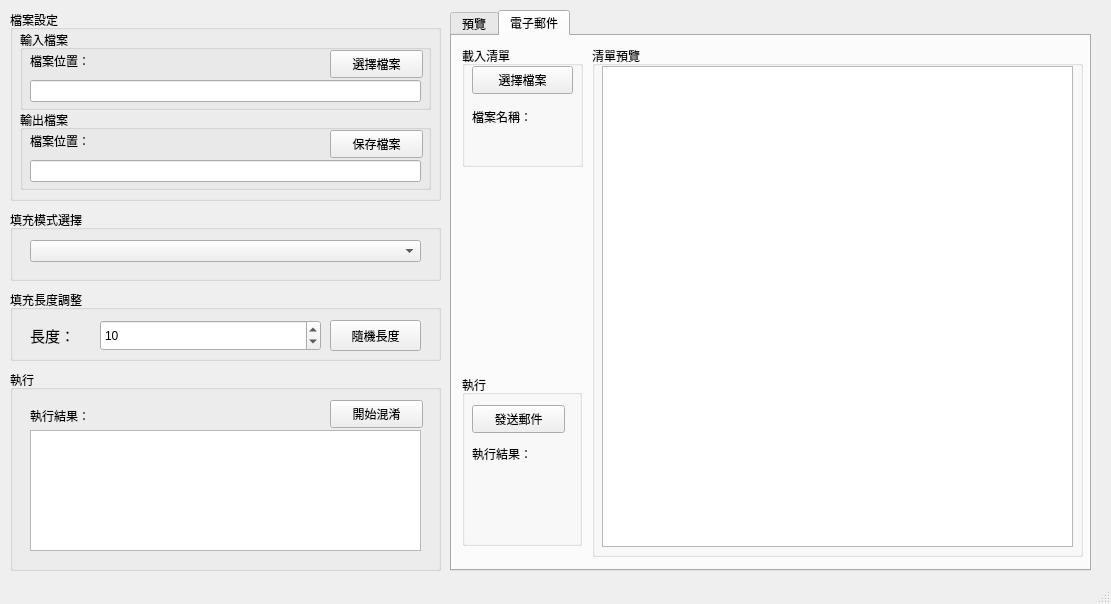
This is Obfuscate_code.ui in williegoodjob/Obfuscate_code as Qt 5 draws it before an edit. The edited form follows.
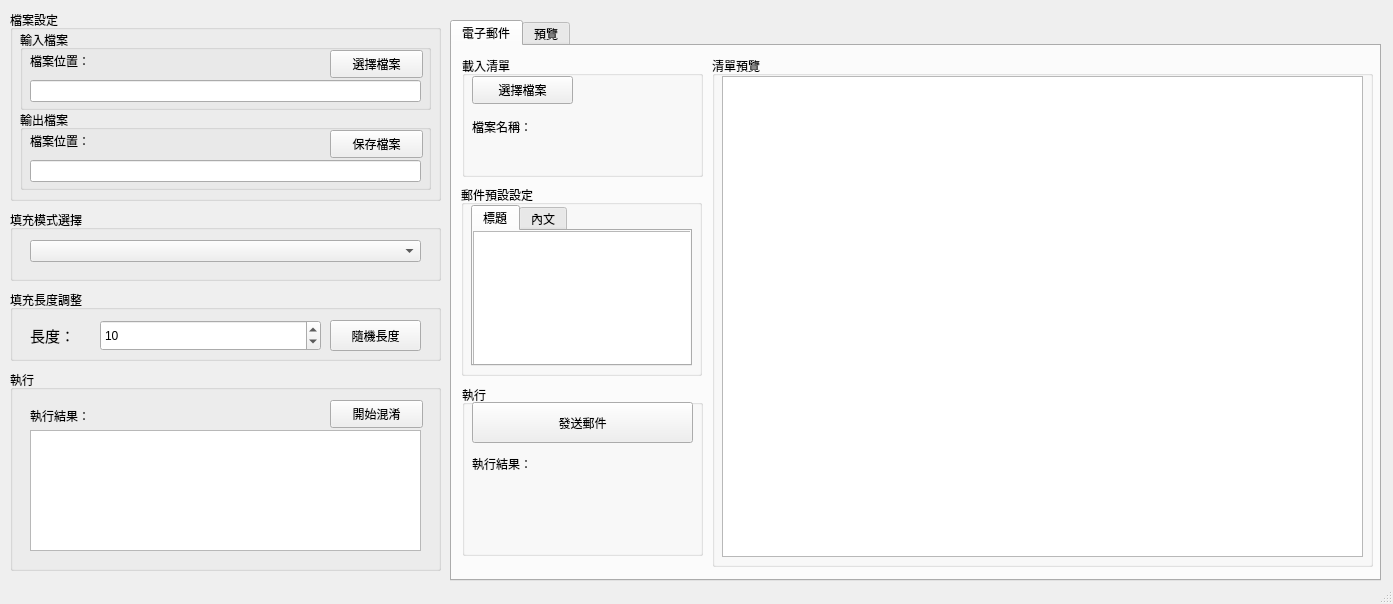
This is the edited form. The open tabs and pages were chosen to show the change.

Commit message: 調整Obfuscate_code.ui界面，新增郵件預設設定區域並優化元件尺寸

```diff
--- a/Obfuscate_code.ui
+++ b/Obfuscate_code.ui
@@ -6,7 +6,7 @@
    <rect>
     <x>0</x>
     <y>0</y>
-    <width>1111</width>
+    <width>1393</width>
     <height>604</height>
    </rect>
   </property>
@@ -275,8 +275,8 @@
     <property name="geometry">
      <rect>
       <x>450</x>
-      <y>10</y>
-      <width>641</width>
+      <y>20</y>
+      <width>931</width>
       <height>561</height>
      </rect>
     </property>
@@ -286,34 +286,6 @@
     <property name="currentIndex">
      <number>0</number>
     </property>
-    <widget class="QWidget" name="tab">
-     <attribute name="title">
-      <string>預覽</string>
-     </attribute>
-     <widget class="QGroupBox" name="groupBox_6">
-      <property name="geometry">
-       <rect>
-        <x>10</x>
-        <y>10</y>
-        <width>621</width>
-        <height>511</height>
-       </rect>
-      </property>
-      <property name="title">
-       <string>填充預覽</string>
-      </property>
-      <widget class="QTextBrowser" name="PreView_TextBrowser">
-       <property name="geometry">
-        <rect>
-         <x>5</x>
-         <y>21</y>
-         <width>611</width>
-         <height>481</height>
-        </rect>
-       </property>
-      </widget>
-     </widget>
-    </widget>
     <widget class="QWidget" name="tab_2">
      <attribute name="title">
       <string>電子郵件</string>
@@ -323,7 +295,7 @@
        <rect>
         <x>10</x>
         <y>10</y>
-        <width>121</width>
+        <width>241</width>
         <height>121</height>
        </rect>
       </property>
@@ -373,9 +345,9 @@
      <widget class="QGroupBox" name="groupBox_10">
       <property name="geometry">
        <rect>
-        <x>140</x>
+        <x>260</x>
         <y>10</y>
-        <width>491</width>
+        <width>661</width>
         <height>511</height>
        </rect>
       </property>
@@ -387,7 +359,7 @@
         <rect>
          <x>10</x>
          <y>20</y>
-         <width>471</width>
+         <width>641</width>
          <height>481</height>
         </rect>
        </property>
@@ -398,7 +370,7 @@
        <rect>
         <x>10</x>
         <y>339</y>
-        <width>120</width>
+        <width>241</width>
         <height>171</height>
        </rect>
       </property>
@@ -409,9 +381,9 @@
        <property name="geometry">
         <rect>
          <x>10</x>
-         <y>30</y>
-         <width>93</width>
-         <height>28</height>
+         <y>17</y>
+         <width>221</width>
+         <height>41</height>
         </rect>
        </property>
        <property name="text">
@@ -432,6 +404,90 @@
        </property>
        <property name="alignment">
         <set>Qt::AlignLeading|Qt::AlignLeft|Qt::AlignTop</set>
+       </property>
+      </widget>
+     </widget>
+     <widget class="QGroupBox" name="groupBox_11">
+      <property name="geometry">
+       <rect>
+        <x>9</x>
+        <y>139</y>
+        <width>241</width>
+        <height>191</height>
+       </rect>
+      </property>
+      <property name="title">
+       <string>郵件預設設定</string>
+      </property>
+      <widget class="QTabWidget" name="tabWidget_2">
+       <property name="geometry">
+        <rect>
+         <x>10</x>
+         <y>20</y>
+         <width>221</width>
+         <height>161</height>
+        </rect>
+       </property>
+       <property name="currentIndex">
+        <number>0</number>
+       </property>
+       <widget class="QWidget" name="tab_3">
+        <attribute name="title">
+         <string>標題</string>
+        </attribute>
+        <widget class="QTextEdit" name="subject_textEdit">
+         <property name="geometry">
+          <rect>
+           <x>0</x>
+           <y>0</y>
+           <width>221</width>
+           <height>141</height>
+          </rect>
+         </property>
+        </widget>
+       </widget>
+       <widget class="QWidget" name="tab_4">
+        <attribute name="title">
+         <string>內文</string>
+        </attribute>
+        <widget class="QTextEdit" name="content_textEdit">
+         <property name="geometry">
+          <rect>
+           <x>0</x>
+           <y>0</y>
+           <width>221</width>
+           <height>131</height>
+          </rect>
+         </property>
+        </widget>
+       </widget>
+      </widget>
+     </widget>
+    </widget>
+    <widget class="QWidget" name="tab">
+     <attribute name="title">
+      <string>預覽</string>
+     </attribute>
+     <widget class="QGroupBox" name="groupBox_6">
+      <property name="geometry">
+       <rect>
+        <x>10</x>
+        <y>10</y>
+        <width>901</width>
+        <height>511</height>
+       </rect>
+      </property>
+      <property name="title">
+       <string>填充預覽</string>
+      </property>
+      <widget class="QTextBrowser" name="PreView_TextBrowser">
+       <property name="geometry">
+        <rect>
+         <x>5</x>
+         <y>21</y>
+         <width>891</width>
+         <height>481</height>
+        </rect>
        </property>
       </widget>
      </widget>
```
